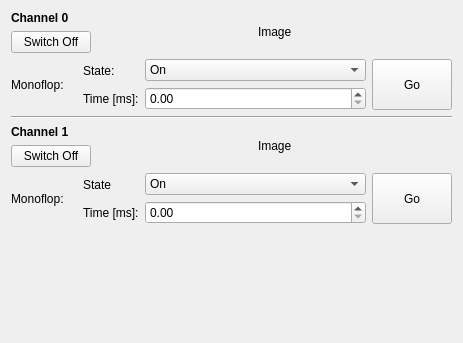
Before: the Qt Designer form src/brickv/plugin_system/plugins/industrial_dual_ac_relay/ui/industrial_dual_ac_relay.ui in Tinkerforge/brickv, drawn with Qt 5.
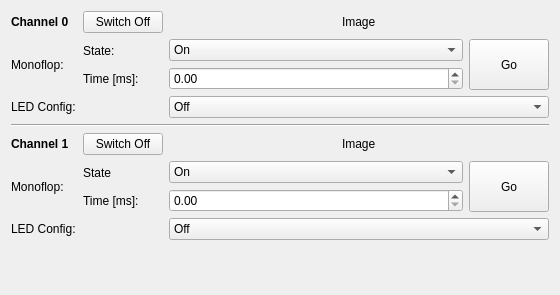
After: the same form once the commit is applied.

Commit message: Add support for channel LEDs

The edit to the form file:
```diff
--- a/src/brickv/plugin_system/plugins/industrial_dual_ac_relay/ui/industrial_dual_ac_relay.ui
+++ b/src/brickv/plugin_system/plugins/industrial_dual_ac_relay/ui/industrial_dual_ac_relay.ui
@@ -6,8 +6,8 @@
    <rect>
     <x>0</x>
     <y>0</y>
-    <width>463</width>
-    <height>343</height>
+    <width>560</width>
+    <height>295</height>
    </rect>
   </property>
   <property name="windowTitle">
@@ -15,101 +15,170 @@
   </property>
   <layout class="QVBoxLayout" name="verticalLayout">
    <item>
-    <layout class="QVBoxLayout" name="verticalLayout_5">
-     <item>
-      <layout class="QHBoxLayout" name="horizontalLayout">
+    <layout class="QGridLayout" name="gridLayout">
+     <item row="1" column="0">
+      <widget class="QLabel" name="label">
+       <property name="text">
+        <string>Monoflop:    </string>
+       </property>
+      </widget>
+     </item>
+     <item row="5" column="2">
+      <layout class="QHBoxLayout" name="horizontalLayout_4" stretch="1,0">
        <item>
-        <layout class="QVBoxLayout" name="verticalLayout_3">
+        <layout class="QVBoxLayout" name="verticalLayout_9">
+         <property name="sizeConstraint">
+          <enum>QLayout::SetDefaultConstraint</enum>
+         </property>
          <item>
-          <widget class="QLabel" name="label_7">
-           <property name="font">
-            <font>
-             <weight>75</weight>
-             <bold>true</bold>
-            </font>
+          <widget class="QComboBox" name="value1_combobox">
+           <property name="sizePolicy">
+            <sizepolicy hsizetype="Preferred" vsizetype="Preferred">
+             <horstretch>0</horstretch>
+             <verstretch>0</verstretch>
+            </sizepolicy>
            </property>
-           <property name="text">
-            <string>Channel 0</string>
-           </property>
+           <item>
+            <property name="text">
+             <string>On</string>
+            </property>
+           </item>
+           <item>
+            <property name="text">
+             <string>Off</string>
+            </property>
+           </item>
           </widget>
          </item>
          <item>
-          <widget class="QPushButton" name="ch0_button">
-           <property name="text">
-            <string>Switch Off</string>
+          <widget class="QDoubleSpinBox" name="time1_spinbox">
+           <property name="sizePolicy">
+            <sizepolicy hsizetype="Minimum" vsizetype="Preferred">
+             <horstretch>0</horstretch>
+             <verstretch>0</verstretch>
+            </sizepolicy>
            </property>
           </widget>
          </item>
         </layout>
        </item>
        <item>
-        <spacer name="horizontalSpacer">
-         <property name="orientation">
-          <enum>Qt::Horizontal</enum>
-         </property>
-         <property name="sizeHint" stdset="0">
-          <size>
-           <width>40</width>
-           <height>20</height>
-          </size>
-         </property>
-        </spacer>
-       </item>
-       <item>
-        <widget class="QLabel" name="ch0_image">
+        <widget class="QPushButton" name="go1_button">
          <property name="sizePolicy">
-          <sizepolicy hsizetype="Preferred" vsizetype="Preferred">
+          <sizepolicy hsizetype="Minimum" vsizetype="Minimum">
            <horstretch>0</horstretch>
            <verstretch>0</verstretch>
           </sizepolicy>
          </property>
          <property name="text">
-          <string>Image</string>
+          <string>Go</string>
          </property>
         </widget>
        </item>
+      </layout>
+     </item>
+     <item row="3" column="0" colspan="3">
+      <widget class="Line" name="line">
+       <property name="orientation">
+        <enum>Qt::Horizontal</enum>
+       </property>
+      </widget>
+     </item>
+     <item row="5" column="1">
+      <layout class="QVBoxLayout" name="verticalLayout_8">
        <item>
-        <spacer name="horizontalSpacer_2">
-         <property name="orientation">
-          <enum>Qt::Horizontal</enum>
+        <widget class="QLabel" name="label_6">
+         <property name="text">
+          <string>State</string>
          </property>
-         <property name="sizeHint" stdset="0">
-          <size>
-           <width>40</width>
-           <height>20</height>
-          </size>
+        </widget>
+       </item>
+       <item>
+        <widget class="QLabel" name="label_5">
+         <property name="text">
+          <string>Time [ms]:</string>
          </property>
-        </spacer>
+        </widget>
        </item>
       </layout>
      </item>
-     <item>
-      <layout class="QHBoxLayout" name="horizontalLayout_2" stretch="0,0,1,0">
+     <item row="2" column="0">
+      <widget class="QLabel" name="label_9">
+       <property name="text">
+        <string>LED Config:</string>
+       </property>
+      </widget>
+     </item>
+     <item row="0" column="0">
+      <layout class="QVBoxLayout" name="verticalLayout_3">
        <item>
-        <widget class="QLabel" name="label">
+        <widget class="QLabel" name="label_7">
+         <property name="font">
+          <font>
+           <weight>75</weight>
+           <bold>true</bold>
+          </font>
+         </property>
          <property name="text">
-          <string>Monoflop:    </string>
+          <string>Channel 0</string>
          </property>
         </widget>
        </item>
+      </layout>
+     </item>
+     <item row="5" column="0">
+      <widget class="QLabel" name="label_2">
+       <property name="sizePolicy">
+        <sizepolicy hsizetype="Minimum" vsizetype="Preferred">
+         <horstretch>0</horstretch>
+         <verstretch>0</verstretch>
+        </sizepolicy>
+       </property>
+       <property name="text">
+        <string>Monoflop:    </string>
+       </property>
+       <property name="margin">
+        <number>0</number>
+       </property>
+      </widget>
+     </item>
+     <item row="1" column="1">
+      <layout class="QVBoxLayout" name="verticalLayout_6">
        <item>
-        <layout class="QVBoxLayout" name="verticalLayout_6">
-         <item>
-          <widget class="QLabel" name="label_4">
-           <property name="text">
-            <string>State:</string>
-           </property>
-          </widget>
-         </item>
-         <item>
-          <widget class="QLabel" name="label_3">
-           <property name="text">
-            <string>Time [ms]:</string>
-           </property>
-          </widget>
-         </item>
-        </layout>
+        <widget class="QLabel" name="label_4">
+         <property name="text">
+          <string>State:</string>
+         </property>
+        </widget>
        </item>
+       <item>
+        <widget class="QLabel" name="label_3">
+         <property name="text">
+          <string>Time [ms]:</string>
+         </property>
+        </widget>
+       </item>
+      </layout>
+     </item>
+     <item row="4" column="0">
+      <layout class="QVBoxLayout" name="verticalLayout_4">
+       <item>
+        <widget class="QLabel" name="label_8">
+         <property name="font">
+          <font>
+           <weight>75</weight>
+           <bold>true</bold>
+          </font>
+         </property>
+         <property name="text">
+          <string>Channel 1</string>
+         </property>
+        </widget>
+       </item>
+      </layout>
+     </item>
+     <item row="1" column="2">
+      <layout class="QHBoxLayout" name="horizontalLayout_2" stretch="1,0">
        <item>
         <layout class="QVBoxLayout" name="verticalLayout_7">
          <property name="sizeConstraint">
@@ -162,43 +231,65 @@
        </item>
       </layout>
      </item>
-    </layout>
-   </item>
-   <item>
-    <widget class="Line" name="line">
-     <property name="orientation">
-      <enum>Qt::Horizontal</enum>
-     </property>
-    </widget>
-   </item>
-   <item>
-    <layout class="QVBoxLayout" name="verticalLayout_2">
-     <item>
+     <item row="6" column="0">
+      <widget class="QLabel" name="label_10">
+       <property name="text">
+        <string>LED Config:</string>
+       </property>
+      </widget>
+     </item>
+     <item row="0" column="2">
+      <layout class="QHBoxLayout" name="horizontalLayout">
+       <item>
+        <spacer name="horizontalSpacer">
+         <property name="orientation">
+          <enum>Qt::Horizontal</enum>
+         </property>
+         <property name="sizeHint" stdset="0">
+          <size>
+           <width>40</width>
+           <height>20</height>
+          </size>
+         </property>
+        </spacer>
+       </item>
+       <item>
+        <widget class="QLabel" name="ch0_image">
+         <property name="sizePolicy">
+          <sizepolicy hsizetype="Preferred" vsizetype="Preferred">
+           <horstretch>0</horstretch>
+           <verstretch>0</verstretch>
+          </sizepolicy>
+         </property>
+         <property name="text">
+          <string>Image</string>
+         </property>
+        </widget>
+       </item>
+       <item>
+        <spacer name="horizontalSpacer_2">
+         <property name="orientation">
+          <enum>Qt::Horizontal</enum>
+         </property>
+         <property name="sizeHint" stdset="0">
+          <size>
+           <width>40</width>
+           <height>20</height>
+          </size>
+         </property>
+        </spacer>
+       </item>
+      </layout>
+     </item>
+     <item row="0" column="1">
+      <widget class="QPushButton" name="ch0_button">
+       <property name="text">
+        <string>Switch Off</string>
+       </property>
+      </widget>
+     </item>
+     <item row="4" column="2">
       <layout class="QHBoxLayout" name="horizontalLayout_3">
-       <item>
-        <layout class="QVBoxLayout" name="verticalLayout_4">
-         <item>
-          <widget class="QLabel" name="label_8">
-           <property name="font">
-            <font>
-             <weight>75</weight>
-             <bold>true</bold>
-            </font>
-           </property>
-           <property name="text">
-            <string>Channel 1</string>
-           </property>
-          </widget>
-         </item>
-         <item>
-          <widget class="QPushButton" name="ch1_button">
-           <property name="text">
-            <string>Switch Off</string>
-           </property>
-          </widget>
-         </item>
-        </layout>
-       </item>
        <item>
         <spacer name="horizontalSpacer_3">
          <property name="orientation">
@@ -240,93 +331,60 @@
        </item>
       </layout>
      </item>
-     <item>
-      <layout class="QHBoxLayout" name="horizontalLayout_4" stretch="0,0,1,0">
+     <item row="4" column="1">
+      <widget class="QPushButton" name="ch1_button">
+       <property name="text">
+        <string>Switch Off</string>
+       </property>
+      </widget>
+     </item>
+     <item row="6" column="2">
+      <widget class="QComboBox" name="combobox_led1">
        <item>
-        <widget class="QLabel" name="label_2">
-         <property name="sizePolicy">
-          <sizepolicy hsizetype="Minimum" vsizetype="Preferred">
-           <horstretch>0</horstretch>
-           <verstretch>0</verstretch>
-          </sizepolicy>
-         </property>
-         <property name="text">
-          <string>Monoflop:    </string>
-         </property>
-         <property name="margin">
-          <number>0</number>
-         </property>
-        </widget>
+        <property name="text">
+         <string>Off</string>
+        </property>
        </item>
        <item>
-        <layout class="QVBoxLayout" name="verticalLayout_8">
-         <item>
-          <widget class="QLabel" name="label_6">
-           <property name="text">
-            <string>State</string>
-           </property>
-          </widget>
-         </item>
-         <item>
-          <widget class="QLabel" name="label_5">
-           <property name="text">
-            <string>Time [ms]:</string>
-           </property>
-          </widget>
-         </item>
-        </layout>
+        <property name="text">
+         <string>On</string>
+        </property>
        </item>
        <item>
-        <layout class="QVBoxLayout" name="verticalLayout_9">
-         <property name="sizeConstraint">
-          <enum>QLayout::SetDefaultConstraint</enum>
-         </property>
-         <item>
-          <widget class="QComboBox" name="value1_combobox">
-           <property name="sizePolicy">
-            <sizepolicy hsizetype="Preferred" vsizetype="Preferred">
-             <horstretch>0</horstretch>
-             <verstretch>0</verstretch>
-            </sizepolicy>
-           </property>
-           <item>
-            <property name="text">
-             <string>On</string>
-            </property>
-           </item>
-           <item>
-            <property name="text">
-             <string>Off</string>
-            </property>
-           </item>
-          </widget>
-         </item>
-         <item>
-          <widget class="QDoubleSpinBox" name="time1_spinbox">
-           <property name="sizePolicy">
-            <sizepolicy hsizetype="Minimum" vsizetype="Preferred">
-             <horstretch>0</horstretch>
-             <verstretch>0</verstretch>
-            </sizepolicy>
-           </property>
-          </widget>
-         </item>
-        </layout>
+        <property name="text">
+         <string>Heartbeat</string>
+        </property>
        </item>
        <item>
-        <widget class="QPushButton" name="go1_button">
-         <property name="sizePolicy">
-          <sizepolicy hsizetype="Minimum" vsizetype="Minimum">
-           <horstretch>0</horstretch>
-           <verstretch>0</verstretch>
-          </sizepolicy>
-         </property>
-         <property name="text">
-          <string>Go</string>
-         </property>
-        </widget>
+        <property name="text">
+         <string>Channel Status</string>
+        </property>
        </item>
-      </layout>
+      </widget>
+     </item>
+     <item row="2" column="2">
+      <widget class="QComboBox" name="combobox_led0">
+       <item>
+        <property name="text">
+         <string>Off</string>
+        </property>
+       </item>
+       <item>
+        <property name="text">
+         <string>On</string>
+        </property>
+       </item>
+       <item>
+        <property name="text">
+         <string>Heartbeat</string>
+        </property>
+       </item>
+       <item>
+        <property name="text">
+         <string>Channel Status</string>
+        </property>
+       </item>
+      </widget>
      </item>
     </layout>
    </item>
```
The commit also changes 1 other file.
